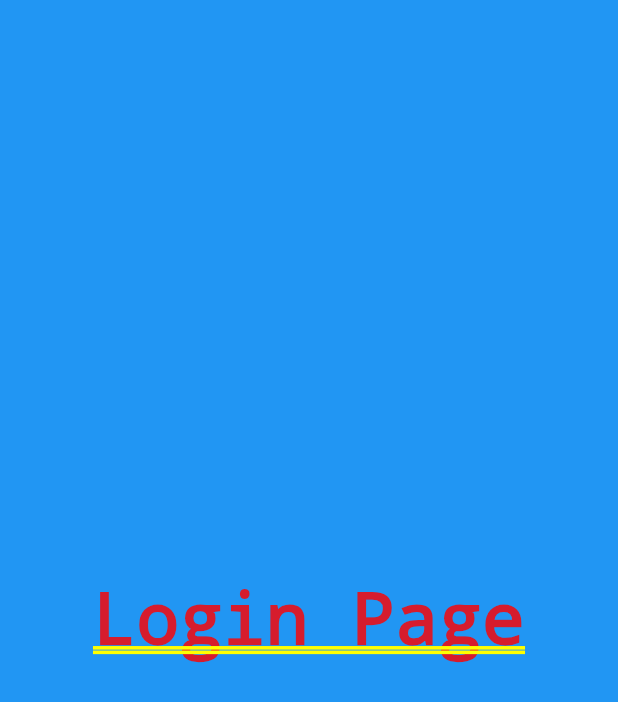
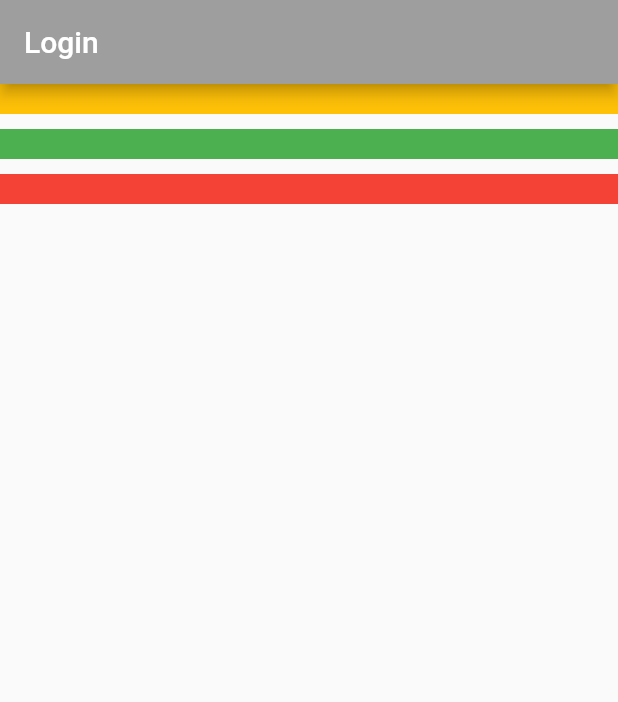
Before and after one commit to fauzinurirfan23/demo_project_satu, a Flutter app: the screen it shows after launch, on a phone screen of 412 x 824 dp. Shown: the top 702 px of the screen. Run offline on Flutter 3.47's test engine with Material 2 defaults, Android fonts, the light colour scheme and no system bars.

Commit message:
update loginpage

```diff
--- a/lib/loginpage.dart
+++ b/lib/loginpage.dart
@@ -12,10 +12,32 @@ class LoginPage extends StatefulWidget {
 class _LoginPageState extends State<LoginPage> {
   @override
   Widget build(BuildContext context) {
-    return Container(
-      color: Colors.blue,
-      child: Center(
-        child: Text('Login Page'),
+    return Scaffold(
+      appBar: AppBar(
+        backgroundColor: Colors.grey,
+        title: const Text('Login'),
+      ),
+      body: Column(
+        children: [
+          Container(
+            height: 20,
+            width: double.infinity,
+            color: Colors.amber,
+          ),
+          const SizedBox(height: 10),
+          Container(
+            height: 20,
+            width: double.infinity,
+            color: Colors.green,
+          ),
+          const SizedBox(height: 10),
+          Container(
+            height: 20,
+            width: double.infinity,
+            color: Colors.red,
+          ),
+          const SizedBox(height: 10),
+        ],
       ),
     );
   }
--- a/lib/main.dart
+++ b/lib/main.dart
@@ -12,6 +12,7 @@ class MyApp extends StatelessWidget {
   @override
   Widget build(BuildContext context) {
     return MaterialApp(
+      debugShowCheckedModeBanner: false,
       title: 'Flutter Demo',
       theme: ThemeData(
         // This is the theme of your application.
```
